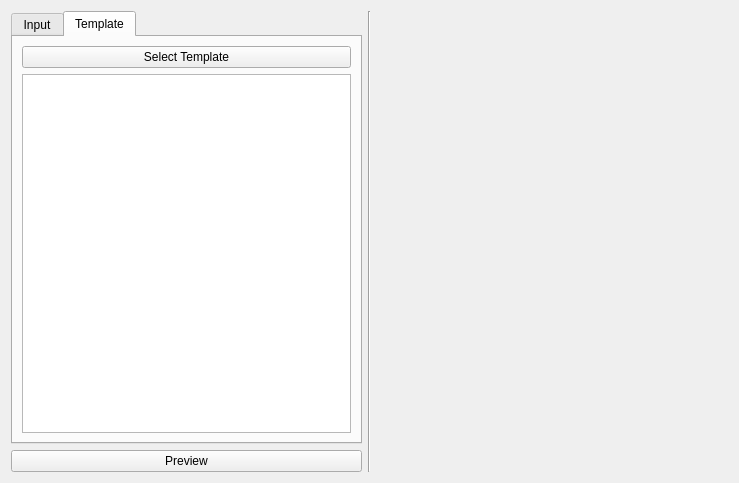
First picture: the form in ui/importer.ui, repository glfharris/ankidown, before the edit.
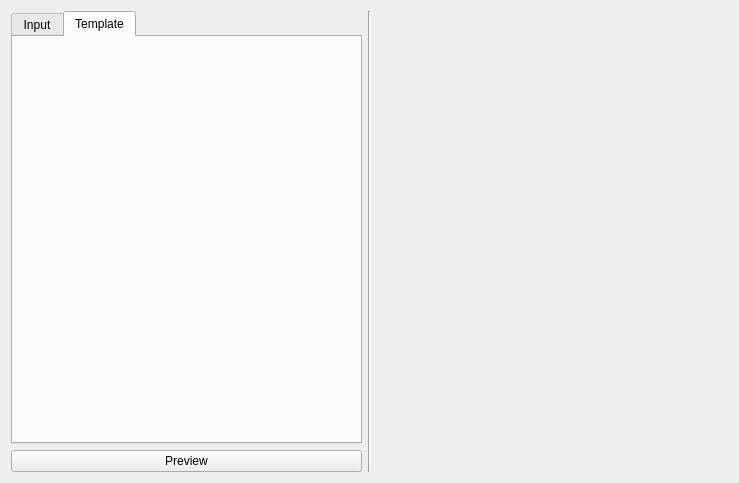
Second picture: the form after the edit. The open tabs and pages were chosen to show the change.

Patch:
```diff
--- a/ui/importer.ui
+++ b/ui/importer.ui
@@ -52,18 +52,6 @@
           <attribute name="title">
            <string>Template</string>
           </attribute>
-          <layout class="QVBoxLayout" name="verticalLayout_9">
-           <item>
-            <widget class="QPushButton" name="selectTemplate">
-             <property name="text">
-              <string>Select Template</string>
-             </property>
-            </widget>
-           </item>
-           <item>
-            <widget class="QPlainTextEdit" name="templateTextEdit"/>
-           </item>
-          </layout>
          </widget>
         </widget>
        </item>
```
Left out of the diff: 2 changed lines with no effect on the pictures.
